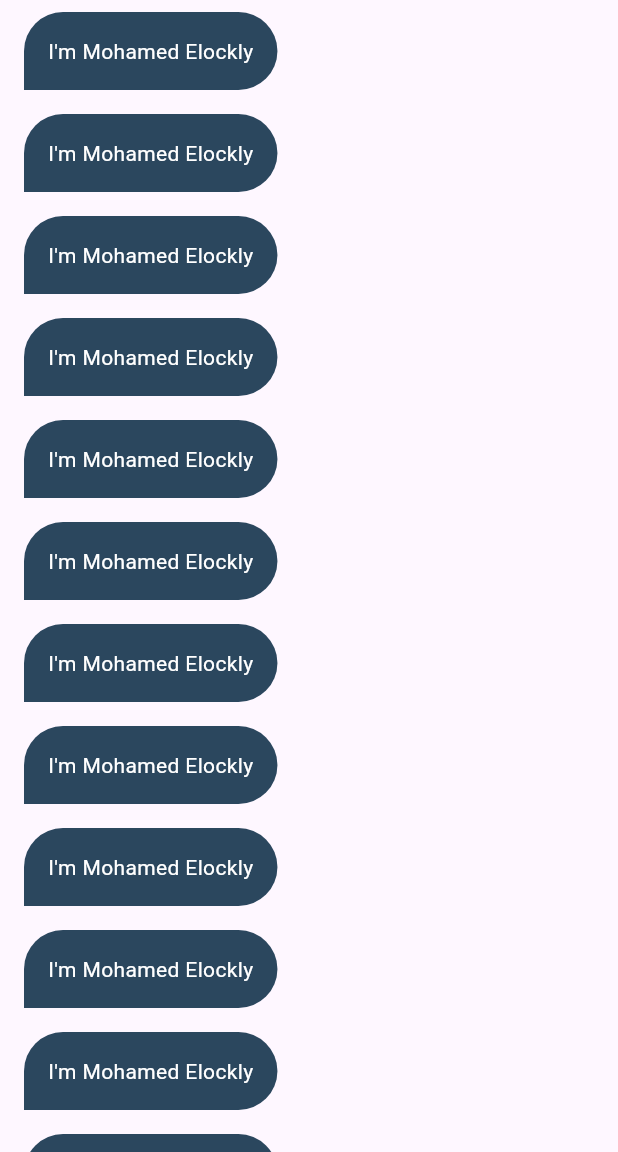
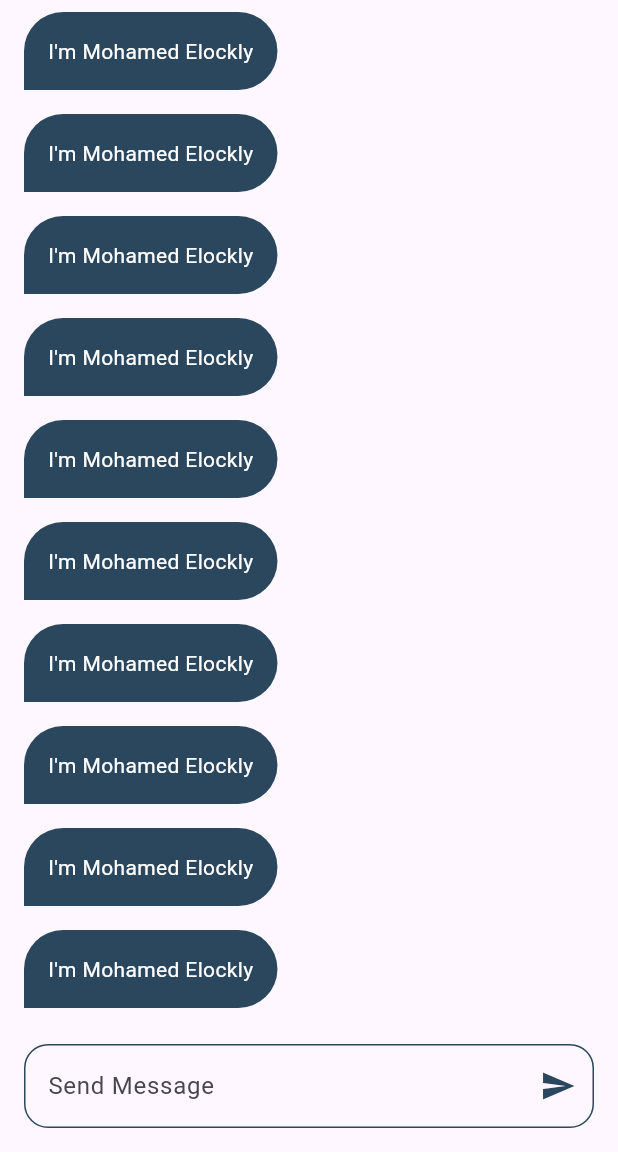
Before and after one commit to MuhamedElockly/chat_app, a Flutter app: the screen it shows after launch, on a phone screen of 412 x 824 dp, the part 84-1236 px from its top. Run offline on Flutter 3.47's test engine with Material 3 defaults, Android fonts, the phone set to English and light mode, and no system bars; our stand-ins replace firebase_auth, firebase_core, modal_progress_hud_nsn; missing offline and left inert: dart:ffi; accounts and stored records are empty.

Commit message:
send message text field

```diff
--- a/lib/screens/chat_page.dart
+++ b/lib/screens/chat_page.dart
@@ -24,10 +24,46 @@ class ChatPage extends StatelessWidget {
         ),
         centerTitle: true,
       ),
-      body: ListView.builder(
-        itemBuilder: (context, index) {
-          return CustomChatPubble();
-        },
+      body: Column(
+        children: [
+          Expanded(
+            child: ListView.builder(
+              itemBuilder: (context, index) {
+                return CustomChatPubble();
+              },
+            ),
+          ),
+          Padding(
+            padding: const EdgeInsets.all(16.0),
+            child: TextField(
+              decoration: InputDecoration(
+                hintText: 'Send Message',
+                suffixIcon: Icon(
+                  Icons.send,
+                  color: kPrimaryColor,
+                ),
+                enabledBorder: OutlineInputBorder(
+                  borderRadius: BorderRadius.circular(16),
+                  borderSide: BorderSide(
+                    color: kPrimaryColor,
+                  ),
+                ),
+                border: OutlineInputBorder(
+                  borderRadius: BorderRadius.circular(16),
+                  borderSide: BorderSide(
+                    color: kPrimaryColor,
+                  ),
+                ),
+                focusedBorder: OutlineInputBorder(
+                  borderRadius: BorderRadius.circular(16),
+                  borderSide: BorderSide(
+                    color: kPrimaryColor,
+                  ),
+                ),
+              ),
+            ),
+          ),
+        ],
       ),
     );
   }
```
